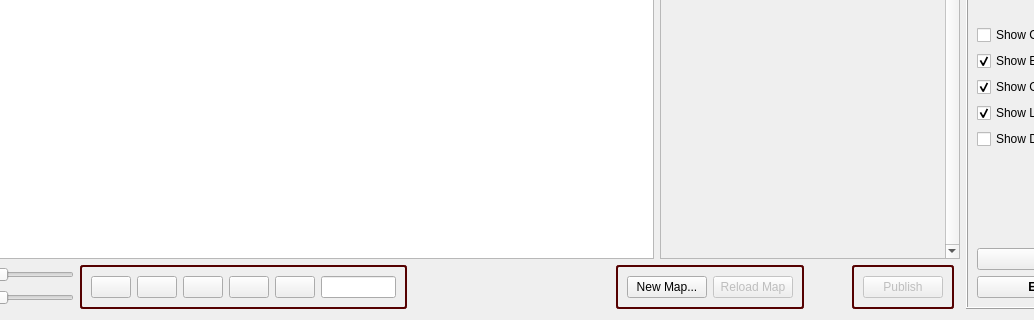
Before: the Qt Designer form DMHelper/src/battledialog.ui in MMetze/DMHelper, drawn with Qt 5; both pictures show x 189 to 1223 and y 497 to 817 of the 1366 by 817 pixel window.
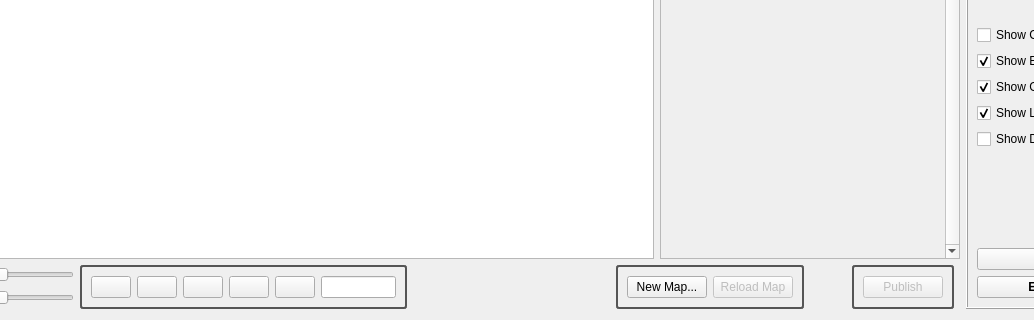
After: the same form once the commit is applied. Icons and pictures are not drawn. Custom widgets are drawn as their Qt base class.

Patch:
```diff
--- a/DMHelper/src/battledialog.ui
+++ b/DMHelper/src/battledialog.ui
@@ -29,8 +29,8 @@
       <string notr="true">QGroupBox { 
 border: 2px solid gray; 
 border-radius: 3px; 
-border-color: rgb(85, 0, 0);
-color: rgb(85, 0, 0);
+border-color: rgb(85, 85, 85);
+color: rgb(85, 85, 85);
  } </string>
      </property>
      <property name="title">
@@ -329,8 +329,8 @@
       <string notr="true">QGroupBox { 
 border: 2px solid gray; 
 border-radius: 3px; 
-border-color: rgb(85, 0, 0);
-color: rgb(85, 0, 0);
+border-color: rgb(85, 85, 85);
+color: rgb(85, 85, 85);
  } </string>
      </property>
      <property name="title">
@@ -369,8 +369,8 @@
       <string notr="true">QGroupBox { 
 border: 2px solid gray; 
 border-radius: 3px; 
-border-color: rgb(85, 0, 0);
-color: rgb(85, 0, 0);
+border-color: rgb(85, 85, 85);
+color: rgb(85, 85, 85);
  } </string>
      </property>
      <property name="title">
```
